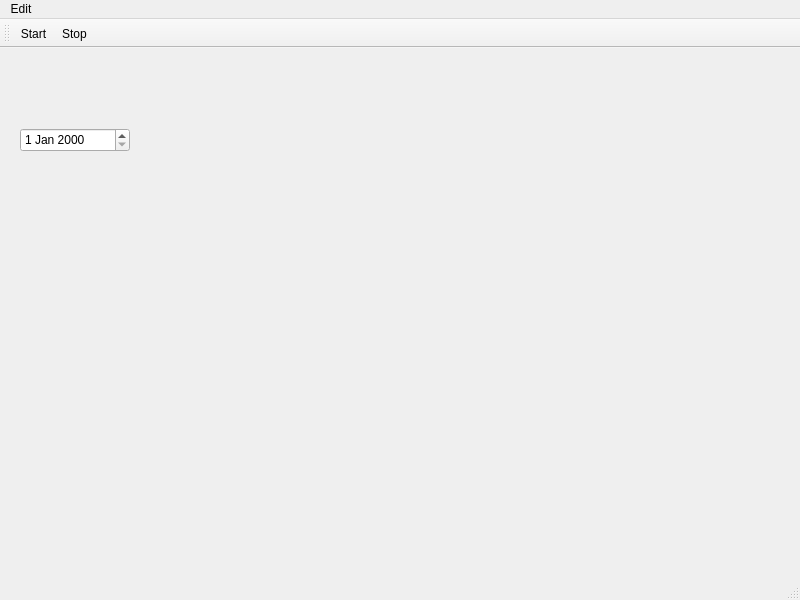
Qt form condetrol/condetrol/experiment_viewer/resources/experiment_viewer.ui (light-scattering-iogs/caqtus) before a commit.
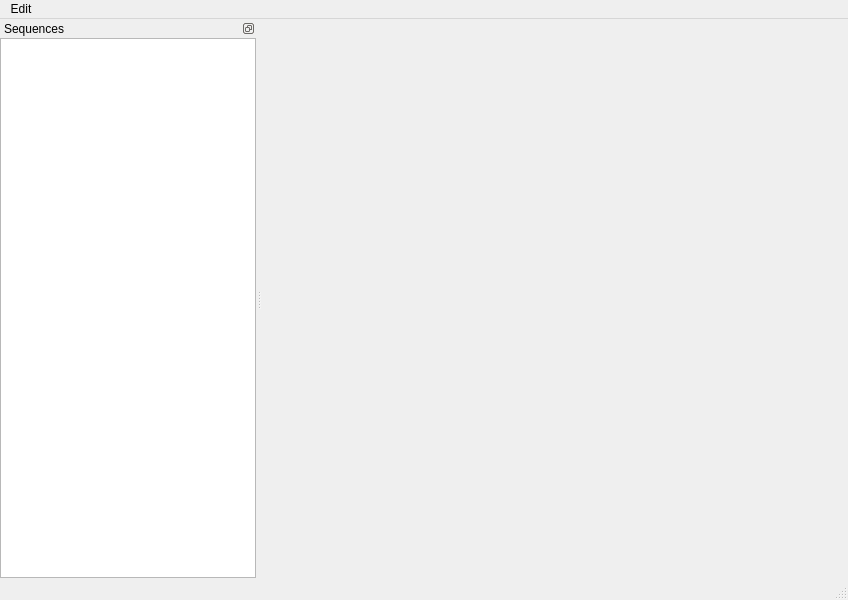
The same form after that commit. Icons and pictures are not drawn.

Commit message: Add sequences viewer widget

Diff of the .ui file:
```diff
--- a/condetrol/condetrol/experiment_viewer/resources/experiment_viewer.ui
+++ b/condetrol/condetrol/experiment_viewer/resources/experiment_viewer.ui
@@ -6,7 +6,7 @@
    <rect>
     <x>0</x>
     <y>0</y>
-    <width>800</width>
+    <width>848</width>
     <height>600</height>
    </rect>
   </property>
@@ -18,23 +18,14 @@
     <normaloff>:/icons/caqtus-logo</normaloff>:/icons/caqtus-logo</iconset>
   </property>
   <widget class="QWidget" name="centralwidget">
-   <widget class="QDateEdit" name="dateEdit">
-    <property name="geometry">
-     <rect>
-      <x>20</x>
-      <y>80</y>
-      <width>110</width>
-      <height>24</height>
-     </rect>
-    </property>
-   </widget>
+   <layout class="QHBoxLayout" name="horizontalLayout"/>
   </widget>
   <widget class="QMenuBar" name="menubar">
    <property name="geometry">
     <rect>
      <x>0</x>
      <y>0</y>
-     <width>800</width>
+     <width>848</width>
      <height>22</height>
     </rect>
    </property>
@@ -46,19 +37,42 @@
    </widget>
    <addaction name="menuPreferences"/>
   </widget>
-  <widget class="QStatusBar" name="statusbar"/>
-  <widget class="QToolBar" name="toolBar">
+  <widget class="QStatusBar" name="statusBar"/>
+  <widget class="QDockWidget" name="sequences_widget">
+   <property name="features">
+    <set>QDockWidget::DockWidgetFloatable|QDockWidget::DockWidgetMovable</set>
+   </property>
    <property name="windowTitle">
-    <string>toolBar</string>
+    <string>Sequences</string>
    </property>
-   <attribute name="toolBarArea">
-    <enum>TopToolBarArea</enum>
+   <attribute name="dockWidgetArea">
+    <number>1</number>
    </attribute>
-   <attribute name="toolBarBreak">
-    <bool>false</bool>
-   </attribute>
-   <addaction name="action_start"/>
-   <addaction name="action_stop"/>
+   <widget class="QWidget" name="dockWidgetContents_7">
+    <property name="focusPolicy">
+     <enum>Qt::ClickFocus</enum>
+    </property>
+    <property name="autoFillBackground">
+     <bool>false</bool>
+    </property>
+    <layout class="QVBoxLayout" name="verticalLayout">
+     <property name="leftMargin">
+      <number>0</number>
+     </property>
+     <property name="topMargin">
+      <number>0</number>
+     </property>
+     <property name="rightMargin">
+      <number>0</number>
+     </property>
+     <property name="bottomMargin">
+      <number>0</number>
+     </property>
+     <item>
+      <widget class="QTreeView" name="sequences_view"/>
+     </item>
+    </layout>
+   </widget>
   </widget>
   <action name="action_edit_config">
    <property name="icon">
```
The commit also changes 4 other files.
